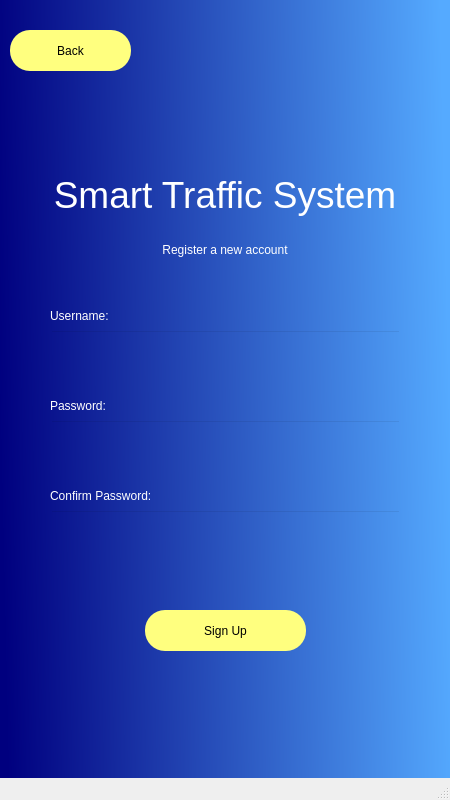
EzLeong/testing, file Native_App/createacc.ui: the form before one commit.
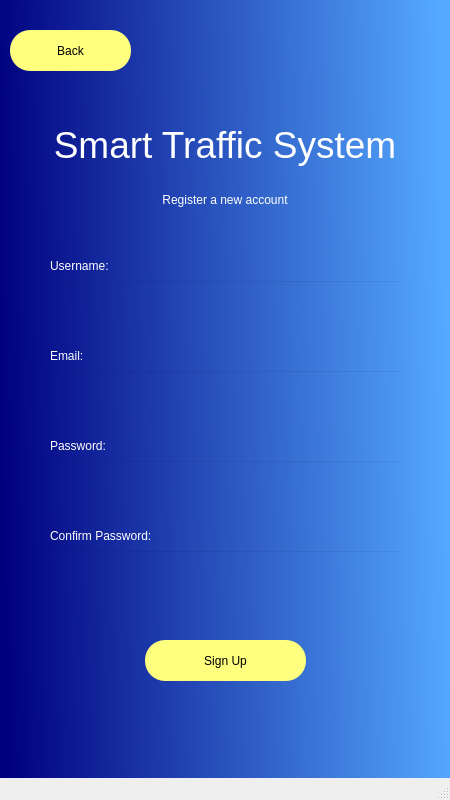
The form after the commit.

Diff of the .ui file:
```diff
--- a/Native_App/createacc.ui
+++ b/Native_App/createacc.ui
@@ -32,7 +32,7 @@
      <property name="geometry">
       <rect>
        <x>0</x>
-       <y>170</y>
+       <y>120</y>
        <width>450</width>
        <height>50</height>
       </rect>
@@ -61,7 +61,7 @@
      <property name="geometry">
       <rect>
        <x>0</x>
-       <y>220</y>
+       <y>170</y>
        <width>450</width>
        <height>60</height>
       </rect>
@@ -80,7 +80,7 @@
      <property name="geometry">
       <rect>
        <x>50</x>
-       <y>330</y>
+       <y>280</y>
        <width>351</width>
        <height>41</height>
       </rect>
@@ -96,7 +96,7 @@
      <property name="geometry">
       <rect>
        <x>50</x>
-       <y>420</y>
+       <y>460</y>
        <width>351</width>
        <height>41</height>
       </rect>
@@ -111,7 +111,7 @@
      <property name="geometry">
       <rect>
        <x>50</x>
-       <y>300</y>
+       <y>250</y>
        <width>91</width>
        <height>31</height>
       </rect>
@@ -128,7 +128,7 @@
      <property name="geometry">
       <rect>
        <x>50</x>
-       <y>390</y>
+       <y>430</y>
        <width>91</width>
        <height>31</height>
       </rect>
@@ -145,7 +145,7 @@
      <property name="geometry">
       <rect>
        <x>145</x>
-       <y>610</y>
+       <y>640</y>
        <width>161</width>
        <height>41</height>
       </rect>
@@ -163,7 +163,7 @@
      <property name="geometry">
       <rect>
        <x>50</x>
-       <y>510</y>
+       <y>550</y>
        <width>351</width>
        <height>41</height>
       </rect>
@@ -178,7 +178,7 @@
      <property name="geometry">
       <rect>
        <x>50</x>
-       <y>480</y>
+       <y>520</y>
        <width>141</width>
        <height>31</height>
       </rect>
@@ -226,6 +226,39 @@
       <string>Back</string>
      </property>
     </widget>
+    <widget class="QLineEdit" name="emailfield">
+     <property name="geometry">
+      <rect>
+       <x>50</x>
+       <y>370</y>
+       <width>351</width>
+       <height>41</height>
+      </rect>
+     </property>
+     <property name="styleSheet">
+      <string notr="true">background-color:rgba(0,0,0,0);
+color: rgb(255, 255, 255);
+font: 12pt &quot;MS Shell Dlg 2&quot;;
+</string>
+     </property>
+    </widget>
+    <widget class="QLabel" name="label_6">
+     <property name="geometry">
+      <rect>
+       <x>50</x>
+       <y>340</y>
+       <width>91</width>
+       <height>31</height>
+      </rect>
+     </property>
+     <property name="styleSheet">
+      <string notr="true">font: 12pt &quot;MS Shell Dlg 2&quot;;
+color: rgb(255, 255, 255);</string>
+     </property>
+     <property name="text">
+      <string>Email:</string>
+     </property>
+    </widget>
    </widget>
   </widget>
   <widget class="QMenuBar" name="menubar">
```
